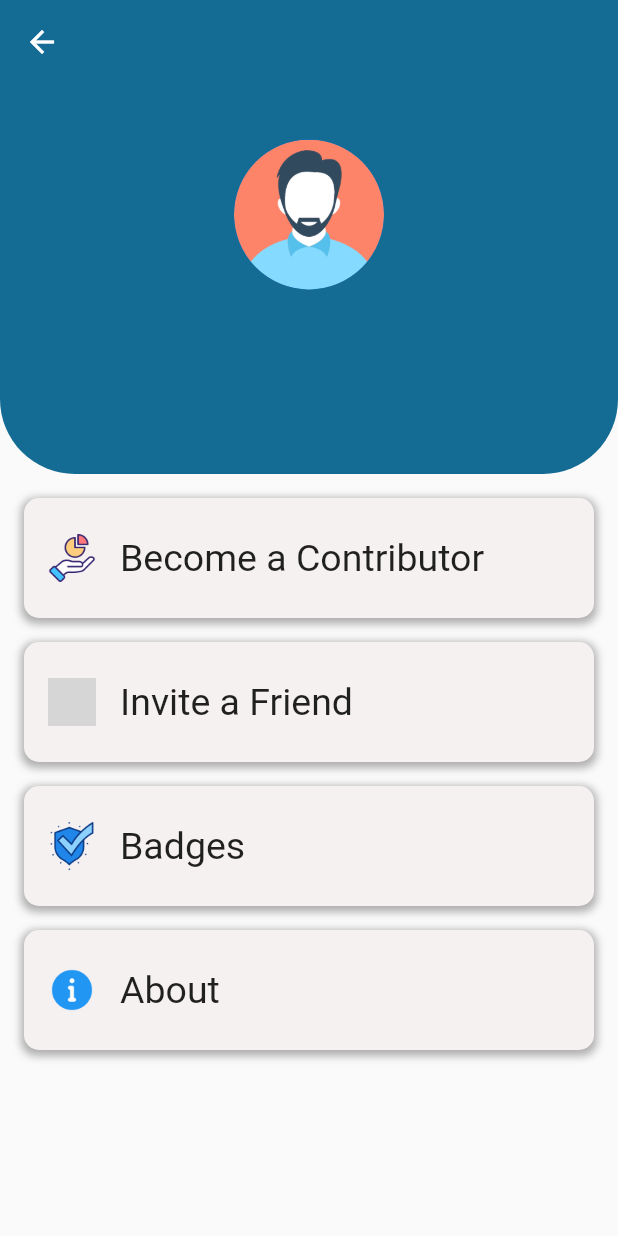
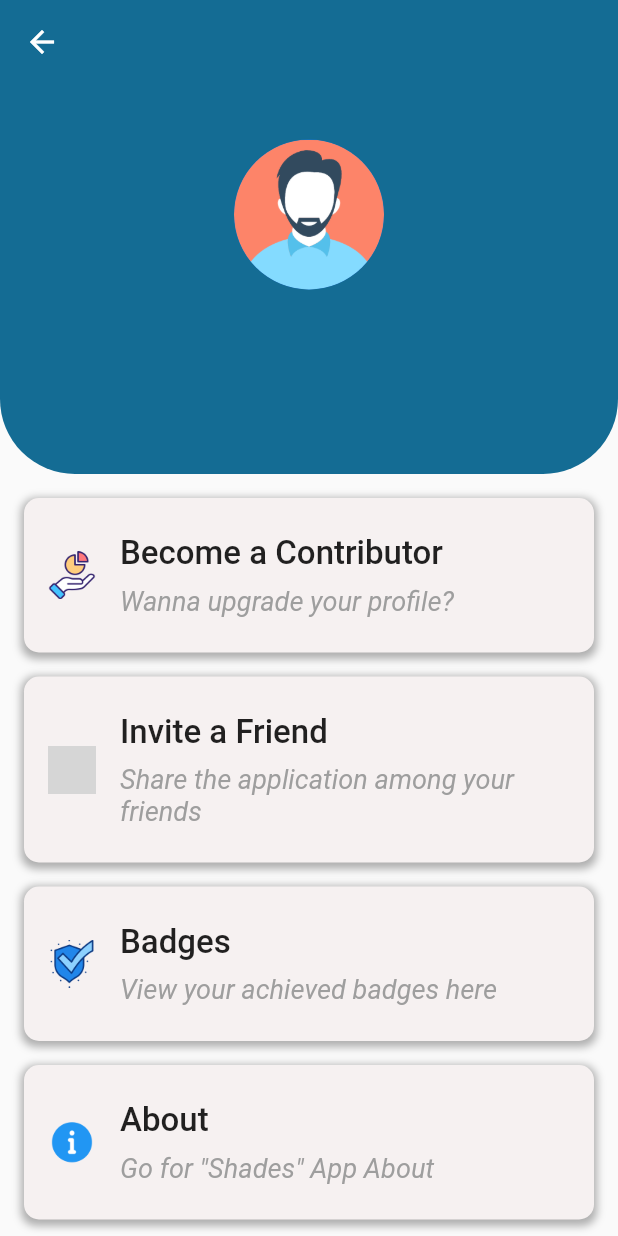
Before and after one commit to Harish3000/shades-app-flutter-project, a Flutter app: the UserProfilePage screen opened directly, on a phone screen of 412 x 824 dp. Run offline on Flutter 3.47's test engine with Material 2 defaults, Android fonts, the phone set to English and light mode, and no system bars; our stand-ins replace cloud_firestore, firebase_auth, firebase_core, flutter_rating_bar; accounts and stored records are empty; grey boxes are pictures that could not be loaded.

Commit message:
Update user_profile.dart

```diff
--- a/shades/lib/features/community_mgt/user_profile.dart
+++ b/shades/lib/features/community_mgt/user_profile.dart
@@ -38,7 +38,7 @@ class _UserProfilePageState extends State<UserProfilePage> {
     return userDocument.data() ?? {};
   }
 
-  Widget _buildProfileOption(String title, Color color) {
+  Widget _buildProfileOption(String title, String subtext, Color color) {
     String imagePath = 'assets/community/profile images/';
     String imageName = '';
 
@@ -78,11 +78,25 @@ class _UserProfilePageState extends State<UserProfilePage> {
               ),
               SizedBox(width: 16),
               Expanded(
-                child: Text(
-                  title,
-                  style: TextStyle(
-                    fontSize: 25,
-                  ),
+                child: Column(
+                  crossAxisAlignment: CrossAxisAlignment.start,
+                  children: [
+                    Text(
+                      title,
+                      style: TextStyle(
+                          fontSize: 22, // Adjust main text size here
+                          fontWeight: FontWeight.w500),
+                    ),
+                    SizedBox(height: 8),
+                    Text(
+                      subtext,
+                      style: TextStyle(
+                        fontSize: 18, // Adjust subtext size here
+                        color: Colors.grey,
+                        fontStyle: FontStyle.italic,
+                      ),
+                    ),
+                  ],
                 ),
               ),
             ],
@@ -145,11 +159,16 @@ class _UserProfilePageState extends State<UserProfilePage> {
               padding: const EdgeInsets.all(16.0),
               child: Column(
                 children: [
+                  _buildProfileOption('Become a Contributor',
+                      'Wanna upgrade your profile?', Color(0xFFF6F1F1)),
                   _buildProfileOption(
-                      'Become a Contributor', Color(0xFFF6F1F1)),
-                  _buildProfileOption('Invite a Friend', Color(0xFFF6F1F1)),
-                  _buildProfileOption('Badges', Color(0xFFF6F1F1)),
-                  _buildProfileOption('About', Color(0xFFF6F1F1)),
+                      'Invite a Friend',
+                      'Share the application among your friends',
+                      Color(0xFFF6F1F1)),
+                  _buildProfileOption('Badges',
+                      'View your achieved badges here', Color(0xFFF6F1F1)),
+                  _buildProfileOption(
+                      'About', 'Go for "Shades" App About', Color(0xFFF6F1F1)),
                 ],
               ),
             ),
@@ -159,3 +178,5 @@ class _UserProfilePageState extends State<UserProfilePage> {
     );
   }
 }
+
+void main() => runApp(MaterialApp(home: UserProfilePage()));
```
